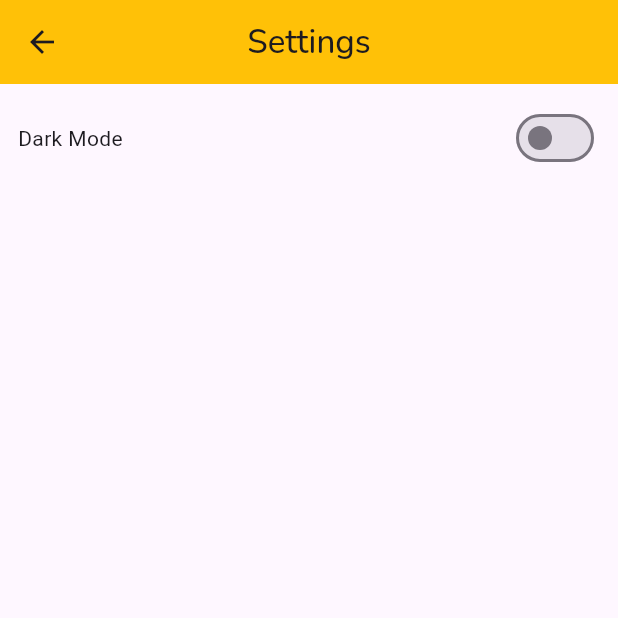
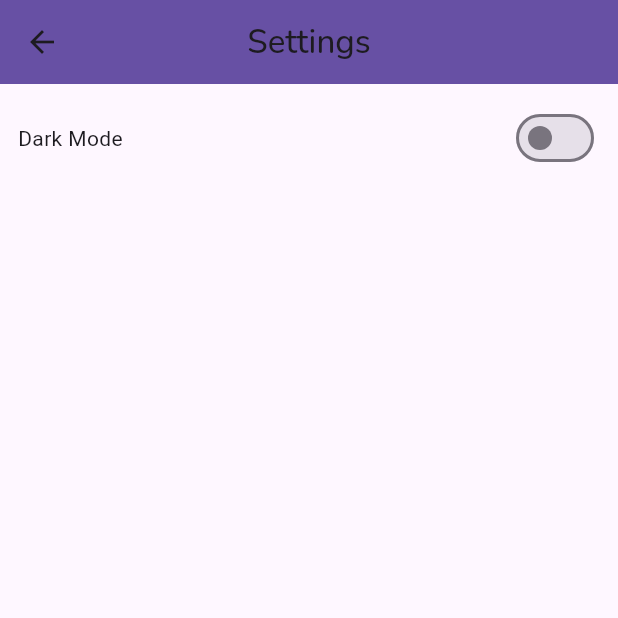
Before and after one commit to AminMemariani/Tunetopia, a Flutter app: the SettingPage screen opened by its route, on a phone screen of 412 x 824 dp, the top half of it. Run offline on Flutter 3.47's test engine with Material 3 defaults, Android fonts, the phone set to English and light mode, and no system bars; our stand-ins replace permission_handler.

Commit message:
refactored appBar color

```diff
--- a/lib/pages/home.dart
+++ b/lib/pages/home.dart
@@ -19,7 +19,7 @@ class _HomePageState extends State<HomePage> {
       backgroundColor: Theme.of(context).colorScheme.surface,
       appBar: AppBar(
         title: MyStyles.appName,
-        backgroundColor: Colors.amber,
+        backgroundColor: Theme.of(context).colorScheme.primary,
         elevation: 0,
       ),
       drawer: const MyDrawer(),
--- a/lib/pages/setting_page.dart
+++ b/lib/pages/setting_page.dart
@@ -23,7 +23,7 @@ class _SettingPageState extends State<SettingPage> {
   Widget build(BuildContext context) {
     return Scaffold(
       appBar: AppBar(
-        backgroundColor: Colors.amber,
+        backgroundColor: Theme.of(context).colorScheme.primary,
         elevation: 0,
         centerTitle: true,
         title: const Text("Settings", style: MyStyles.appTextStyle),
--- a/lib/pages/song_page.dart
+++ b/lib/pages/song_page.dart
@@ -37,6 +37,7 @@ class _SongPageState extends State<SongPage> {
   @override
   Widget build(BuildContext context) {
     return Scaffold(
+      backgroundColor: Theme.of(context).colorScheme.surface,
       appBar: AppBar(
           elevation: 0,
           backgroundColor: Colors.amber,
```
Also changed, not shown: lib/theme/theme.dart (+6 -3 lines).
